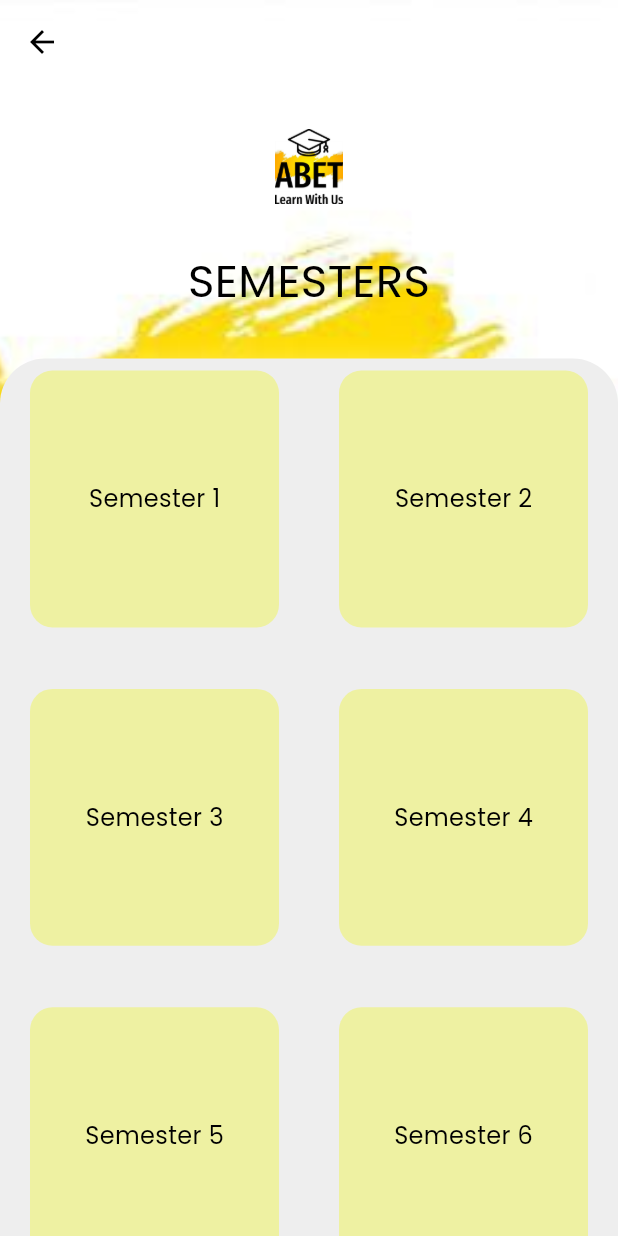
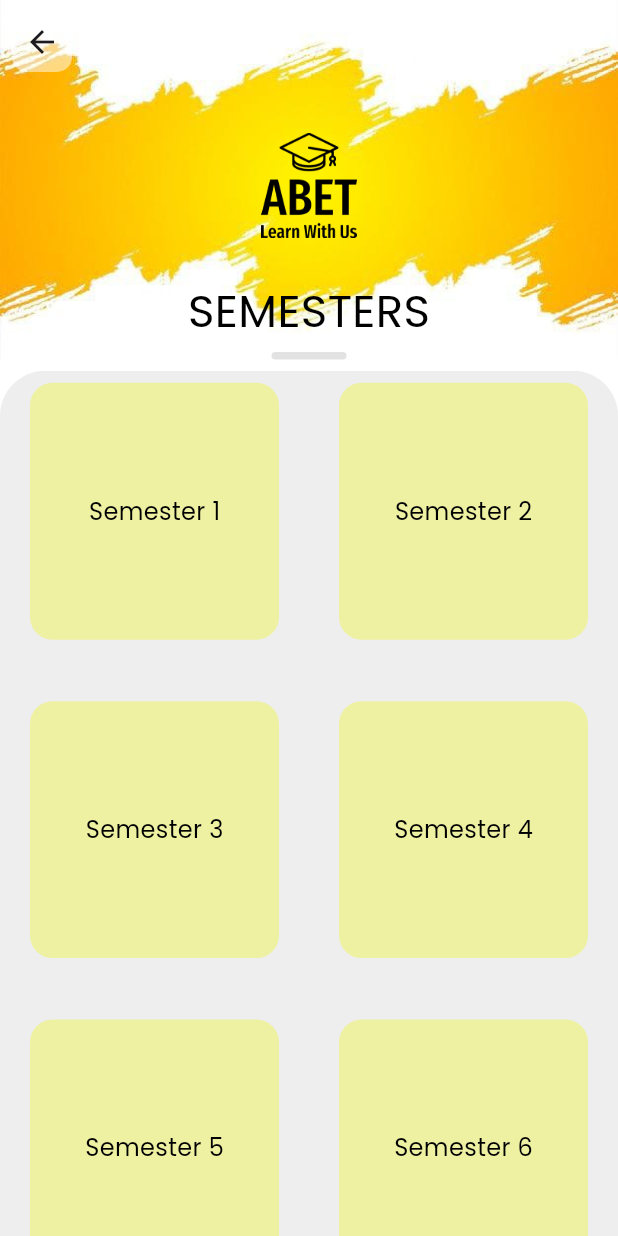
Before and after one commit to sharonvarkey0304/Abet, a Flutter app: the SemesterPage screen opened directly, on a phone screen of 412 x 824 dp. Run offline on Flutter 3.47's test engine with Material 3 defaults, Android fonts, the phone set to English and light mode, and no system bars; our stand-ins replace animated_bottom_navigation_bar, carousel_slider, cloud_firestore, eva_icons_flutter, firebase_auth, firebase_core and 8 more; missing offline and left inert: cloudinary; accounts and stored records are empty; network calls fail.

```diff
--- a/lib/screens/sidebar/semester/mcq.dart/result.dart
+++ b/lib/screens/sidebar/semester/mcq.dart/result.dart
@@ -1,6 +1,4 @@
 import 'package:flutter/material.dart';
-import 'package:loginpage/screens/sidebar/semester/content.dart';
-
 import 'package:loginpage/screens/sidebar/semester/mcq.dart/nextButton.dart';
 import 'package:loginpage/screens/sidebar/semester/mcq.dart/question.dart';
 import 'package:loginpage/screens/sidebar/semester/sem.dart';
@@ -50,7 +48,7 @@ class ResultScreen extends StatelessWidget {
                 Column(
                   children: [
                     Text(
-                      score.toString() + "/10",
+                      "$score/10",
                       style: const TextStyle(
                         fontSize: 80,
                         color: Colors.black,
--- a/lib/screens/sidebar/semester/sem.dart
+++ b/lib/screens/sidebar/semester/sem.dart
@@ -1,7 +1,8 @@
 import 'package:flutter/material.dart';
 import 'package:get/get.dart';
-import 'package:google_fonts/google_fonts.dart';
 import 'package:loginpage/screens/sidebar/semester/subject.dart';
+
+import '../../../widgets/sliver_appbar.dart';
 
 class SemesterPage extends StatelessWidget {
   SemesterPage({Key? key}) : super(key: key);
@@ -19,63 +20,19 @@ class SemesterPage extends StatelessWidget {
   @override
   Widget build(BuildContext context) {
     return Scaffold(
-      body: Container(
-        decoration: const BoxDecoration(
-          image: DecorationImage(
-            image: AssetImage("assets/images/bck.jpg"),
-            fit: BoxFit.cover,
+      extendBodyBehindAppBar: true,
+      backgroundColor: Colors.white,
+      body: CustomScrollView(
+        physics: ScrollPhysics(),
+        slivers: [
+          SliverAppBarWidget(
+            image: "assets/images/bck.jpg",
+            title: 'SEMESTERS',
           ),
-          //color: Colors.yellow,
-        ),
+          SliverToBoxAdapter(
             child: Column(
               children: [
-            Column(
-              children: [
-                Align(
-                  alignment: Alignment.topLeft,
-                  child: GestureDetector(
-                    onTap: () {
-                      Navigator.pop(context);
-                    },
-                    child: Container(
-                      padding: const EdgeInsets.all(16),
-                      child: Icon(
-                        Icons.arrow_back, // Replace with your desired icon
-                        color: Colors.black,
-                      ),
-                    ),
-                  ),
-                ),
-                SizedBox(height: 20),
-                Row(
-                  mainAxisAlignment: MainAxisAlignment.center,
-                  children: [
                 Container(
-                      height: 50,
-                      margin: const EdgeInsets.all(10),
-                      decoration: const BoxDecoration(
-                        image: DecorationImage(
-                            image: AssetImage("assets/images/bck.jpg")),
-                        //color: Colors.yellow,
-
-                        ///shape: BoxShape.circle,
-                      ),
-                      child: Image.asset(
-                        "assets/images/abet.png",
-                      ),
-                    ),
-                  ],
-                ),
-                SizedBox(height: 20),
-                Text(
-                  'SEMESTERS',
-                  style: GoogleFonts.poppins(color: Colors.black, fontSize: 30),
-                ),
-                SizedBox(height: 30),
-              ],
-            ),
-            Expanded(
-              child: Container(
                   width: MediaQuery.of(context).size.width,
                   decoration: BoxDecoration(
                     color: Colors.grey[200],
@@ -92,7 +49,8 @@ class SemesterPage extends StatelessWidget {
                     ],
                   ),
                   child: GridView.builder(
-                  gridDelegate: const SliverGridDelegateWithFixedCrossAxisCount(
+                    gridDelegate:
+                        const SliverGridDelegateWithFixedCrossAxisCount(
                       crossAxisCount: 2,
                       childAspectRatio: 1.1,
                       mainAxisSpacing: 25,
@@ -117,7 +75,8 @@ class SemesterPage extends StatelessWidget {
                           child: Center(
                             child: Text(
                               gridItemTexts[index], // Use text from the list
-                            style: TextStyle(fontSize: 16, color: Colors.black),
+                              style:
+                                  TextStyle(fontSize: 16, color: Colors.black),
                             ),
                           ),
                         ),
@@ -125,9 +84,10 @@ class SemesterPage extends StatelessWidget {
                     },
                   ),
                 ),
+              ],
+            ),
           ),
         ],
-        ),
       ),
     );
   }
--- a/lib/widgets/snackbar.dart
+++ b/lib/widgets/snackbar.dart
@@ -20,13 +20,13 @@ class CommonWidget {
     );
   }
 
-  static Widget loadingIndicator() {
+  static Widget loadingIndicator({Color? color}) {
    return SizedBox(
       height: 15,
       width: 15,
       child: CircularProgressIndicator(
         strokeWidth: 3,
-        color: Colors.white,
+        color:color?? Colors.white,
       ),
     );
   }
```
Also changed, not shown: lib/controler/contribution_controller.dart (+100 -6 lines), lib/screens/userscreen/add_contribution.dart (+31 -113 lines), pubspec.lock. Lines whose indentation alone changed are shown as unchanged.
